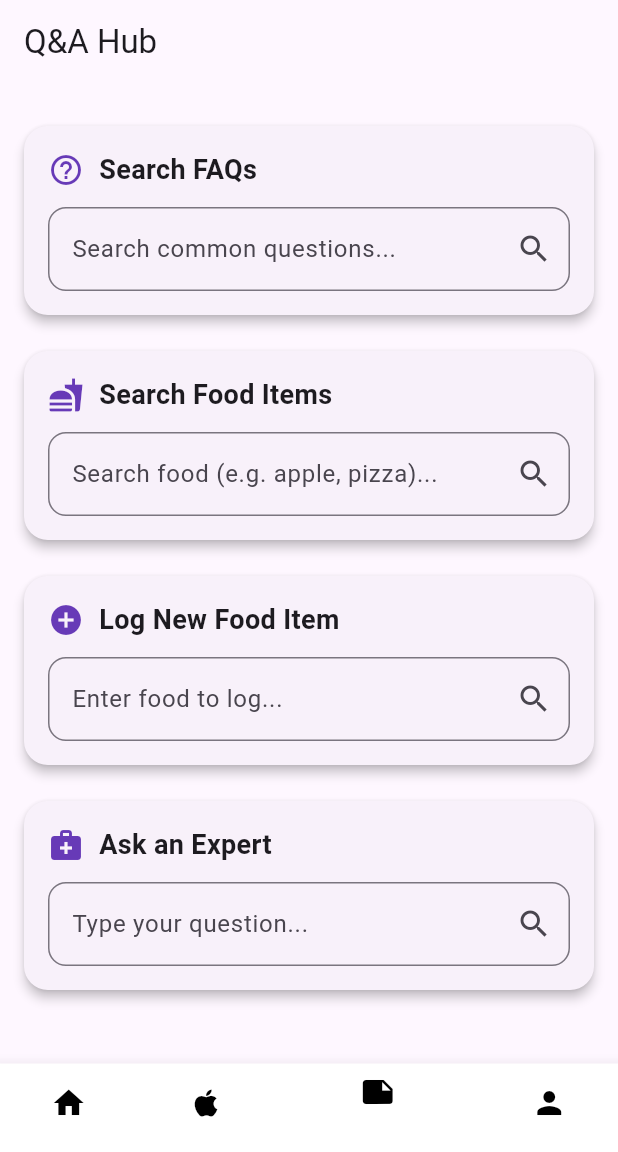
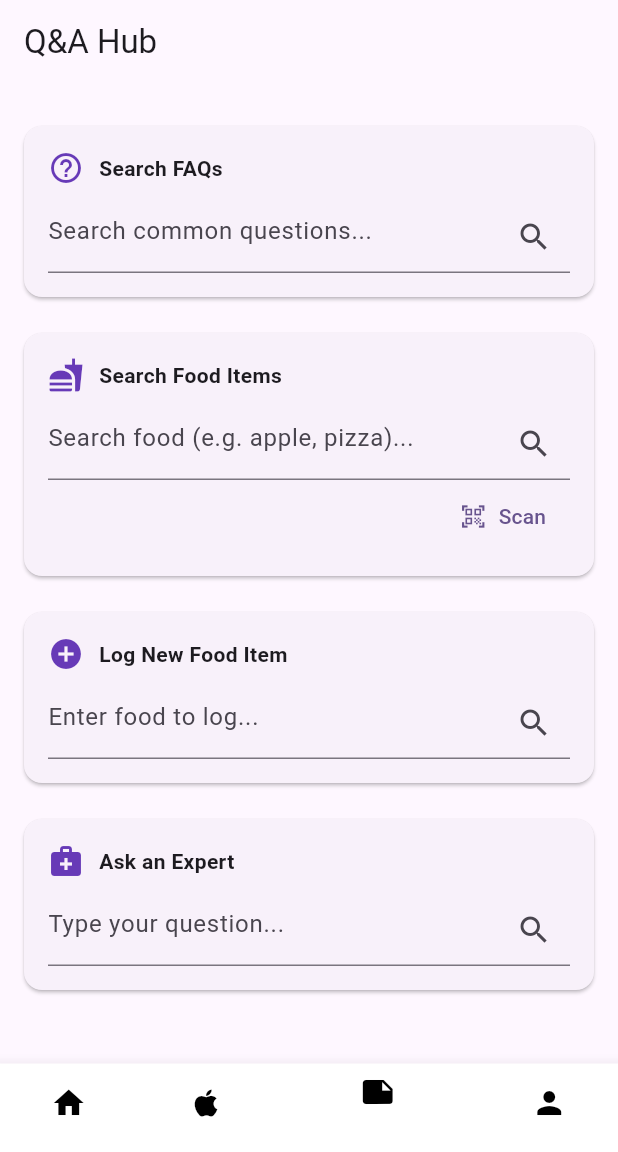
Before and after one commit to MatejPechoucek/scenario2project, a Flutter app: the screen it shows after launch, item 3 of the bottom bar chosen, on a phone screen of 412 x 824 dp, the part 84-1236 px from its top. Run offline on Flutter 3.47's test engine with Material 3 defaults, Android fonts, the phone set to English and light mode, and no system bars; our stand-ins replace fl_chart, sqflite, sqflite_common_ffi; missing offline and left inert: mobile_scanner; accounts and stored records are empty.

Commit message:
added barcode scanner

```diff
--- a/lib/pages/qnapage/qna_page.dart
+++ b/lib/pages/qnapage/qna_page.dart
@@ -1,4 +1,28 @@
 import 'package:flutter/material.dart';
+import 'package:mobile_scanner/mobile_scanner.dart';
+
+// The barcode scanner doesn't work on Windows/IOS/Linux
+class BarcodeScannerPage extends StatelessWidget {
+  const BarcodeScannerPage({super.key});
+
+  @override
+  Widget build(BuildContext context) {
+    return Scaffold(
+      appBar: AppBar(title: const Text('Scan')),
+      body: MobileScanner(
+      onDetect: (capture) {
+        final barcode = capture.barcodes.first;
+        final code = barcode.rawValue;
+
+        if (code != null) {
+          Navigator.pop(context, code);
+        }
+      },
+      ),
+    );
+  }
+}
+
 
 class QnaPage extends StatefulWidget {
   const QnaPage({super.key});
@@ -46,6 +70,7 @@ class _QnaPageState extends State<QnaPage> {
               icon: Icons.fastfood,
               controller: foodSearchController,
               hint: "Search food (e.g. apple, pizza)...",
+              showScanner: true,
               onSubmit: () {
                 print("Food search: ${foodSearchController.text}");
               },
@@ -80,13 +105,10 @@ class _QnaPageState extends State<QnaPage> {
   required TextEditingController controller,
   required String hint,
   required VoidCallback onSubmit,
+  bool showScanner = false,
 }) {
   return Card(
     margin: const EdgeInsets.symmetric(vertical: 12),
-      elevation: 3,
-      shape: RoundedRectangleBorder(
-        borderRadius: BorderRadius.circular(16),
-      ),
     child: Padding(
       padding: const EdgeInsets.all(16),
       child: Column(
@@ -95,23 +117,15 @@ class _QnaPageState extends State<QnaPage> {
             children: [
               Icon(icon, color: Colors.deepPurple),
               const SizedBox(width: 10),
-                Text(
-                  title,
-                  style: const TextStyle(
-                    fontSize: 18,
-                    fontWeight: FontWeight.bold,
-                  ),
-                ),
+              Text(title, style: const TextStyle(fontWeight: FontWeight.bold)),
             ],
           ),
-            const SizedBox(height: 12),
+          const SizedBox(height: 10),
+
           TextField(
             controller: controller,
             decoration: InputDecoration(
               hintText: hint,
-                border: OutlineInputBorder(
-                  borderRadius: BorderRadius.circular(12),
-                ),
               suffixIcon: IconButton(
                 icon: const Icon(Icons.search),
                 onPressed: onSubmit,
@@ -119,6 +133,28 @@ class _QnaPageState extends State<QnaPage> {
             ),
             onSubmitted: (_) => onSubmit(),
           ),
+
+          if (showScanner)
+            Align(
+              alignment: Alignment.centerRight,
+              child: TextButton.icon(
+                icon: const Icon(Icons.qr_code_scanner),
+                label: const Text("Scan"),
+                onPressed: () async {
+                  final code = await Navigator.push(
+                    context,
+                    MaterialPageRoute(
+                      builder: (_) => const BarcodeScannerPage(),
+                    ),
+                  );
+
+                  if (code != null) {
+                    controller.text = code;
+                    onSubmit();
+                  }
+                },
+              ),
+            ),
         ],
       ),
     ),
```
Lines whose indentation alone changed are shown as unchanged.
